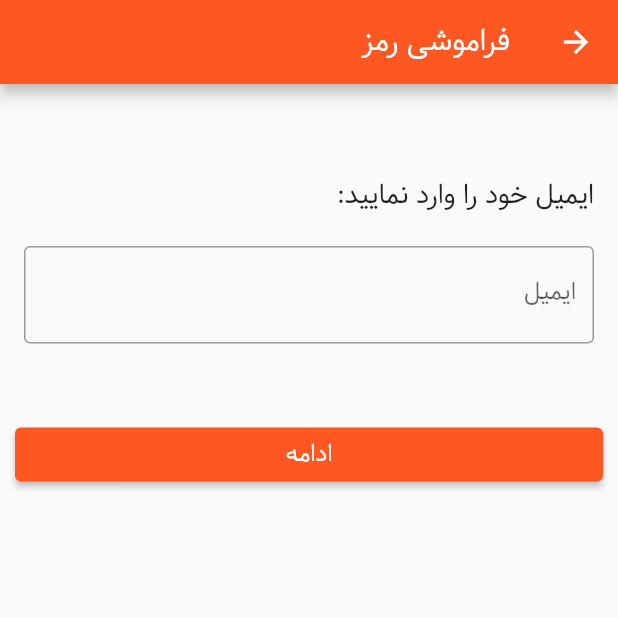
After one commit to alirezabhr/linkish_app, a Flutter app: the ForgetPasswordScreen screen opened by its route, on a phone screen of 412 x 824 dp, the top half of it. The commit adds this screen. Run offline on Flutter 3.47's test engine with Material 2 defaults, Android fonts, the phone set to English and light mode, and no system bars; our stand-ins replace dio, firebase_analytics, firebase_core, image_gallery_saver, package_info, permission_handler and 1 more; missing offline and left inert: social_share; accounts and stored records are empty; network calls fail.

Commit message:
screens added for forget password

```diff
--- a/lib/main.dart
+++ b/lib/main.dart
@@ -16,6 +16,8 @@ import 'ui/screens/password_screen.dart';
 import 'ui/screens/change_profile_screen.dart';
 import 'ui/screens/contact_us_screen.dart';
 import 'ui/screens/forget_password_screen.dart';
+import 'ui/screens/otp_forget_password_screen.dart';
+import 'ui/screens/new_password_screen.dart';
 
 void main() async {
   WidgetsFlutterBinding.ensureInitialized();
@@ -54,6 +56,8 @@ class MyApp extends StatelessWidget {
           '/contact-us': (ctx) => ContactUsScreen(),
           '/login': (ctx) => LoginScreen(),
           '/forget-password': (ctx) => ForgetPasswordScreen(),
+          '/otp-forget-password': (ctx) => OtpForgetPasswordScreen(),
+          '/new-password': (ctx) => NewPasswordScreen(),
         },
       ),
     );
--- /dev/null
+++ b/lib/ui/screens/forget_password_screen.dart
@@ -0,0 +1,125 @@
+import 'dart:async';
+
+import 'package:flutter/material.dart';
+import 'package:linkish/services/web_api.dart';
+
+class ForgetPasswordScreen extends StatefulWidget {
+  const ForgetPasswordScreen({Key? key}) : super(key: key);
+
+  @override
+  _ForgetPasswordScreenState createState() => _ForgetPasswordScreenState();
+}
+
+class _ForgetPasswordScreenState extends State<ForgetPasswordScreen> {
+  final _formKey = GlobalKey<FormState>();
+  TextEditingController _emailController = TextEditingController();
+  bool _isLoading = false;
+
+  @override
+  Widget build(BuildContext context) {
+    return Scaffold(
+      appBar: AppBar(title: Text('فراموشی رمز')),
+      body: Container(
+        child: Form(
+          key: _formKey,
+          child: SingleChildScrollView(
+            child: Column(
+              mainAxisAlignment: MainAxisAlignment.center,
+              crossAxisAlignment: CrossAxisAlignment.start,
+              children: [
+                SizedBox(
+                  height: 50,
+                ),
+                Padding(
+                  padding: const EdgeInsets.symmetric(
+                      horizontal: 16.0, vertical: 10.0),
+                  child: Text(
+                    "ایمیل خود را وارد نمایید:",
+                    style: TextStyle(fontSize: 18),
+                    textAlign: TextAlign.right,
+                  ),
+                ),
+                Padding(
+                  padding: const EdgeInsets.symmetric(
+                      horizontal: 16.0, vertical: 10.0),
+                  child: TextFormField(
+                    controller: _emailController,
+                    decoration: InputDecoration(
+                      border: OutlineInputBorder(),
+                      labelText: 'ایمیل',
+                    ),
+                    keyboardType: TextInputType.emailAddress,
+                    textAlign: TextAlign.left,
+                    textDirection: TextDirection.ltr,
+                    validator: (value) {
+                      if (value == null || value.isEmpty) {
+                        return 'فیلد ایمیل خالی است';
+                      }
+                      if (!value.contains('@') || !value.contains('.')) {
+                        return 'ایمیل نامعتبر است';
+                      }
+                      return null;
+                    },
+                  ),
+                ),
+                SizedBox(
+                  height: 30,
+                ),
+                Row(
+                  mainAxisAlignment: MainAxisAlignment.center,
+                  children: [
+                    Expanded(
+                      child: Container(
+                        padding: EdgeInsets.all(10),
+                        child: ElevatedButton(
+                          onPressed: () async {
+                            if (!_isLoading) {
+                              setState(() {
+                                _isLoading = true;
+                              });
+
+                              try {
+                                await WebApi().sendEmail(_emailController.text);
+                              } catch (_) {
+                                ScaffoldMessenger.of(context).showSnackBar(
+                                  const SnackBar(
+                                    content: Text("خطا در ارسال ایمیل!"),
+                                  ),
+                                );
+                                setState(() {
+                                  _isLoading = false;
+                                });
+                                return;
+                              }
+
+                              // just wait for a second
+                              await Future.delayed(Duration(seconds: 1), () {});
+
+                              Navigator.pushReplacementNamed(context, '/otp-forget-password',
+                                  arguments: {'email': _emailController.text});
+                              setState(() {
+                                _isLoading = false;
+                              });
+                            }
+                          },
+                          child: _isLoading
+                              ? CircularProgressIndicator(
+                            color: Colors.white,
+                          )
+                              : Text(
+                            "ادامه",
+                            style: TextStyle(fontSize: 16),
+                          ),
+                        ),
+                      ),
+                    ),
+                  ],
+                ),
+              ],
+            ),
+          ),
+        ),
+      ),
+    );
+  }
+}
```
Also changed, not shown: lib/ui/screens/new_password_screen.dart (added, +207 -0 lines), lib/ui/screens/otp_forget_password_screen.dart (added, +173 -0 lines).
